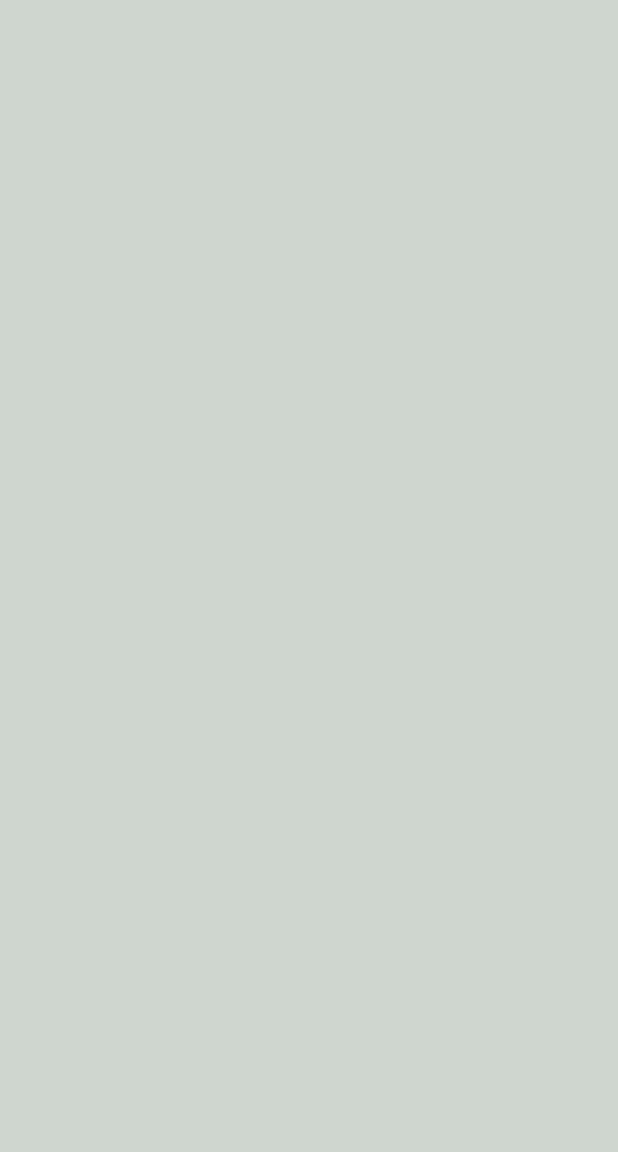
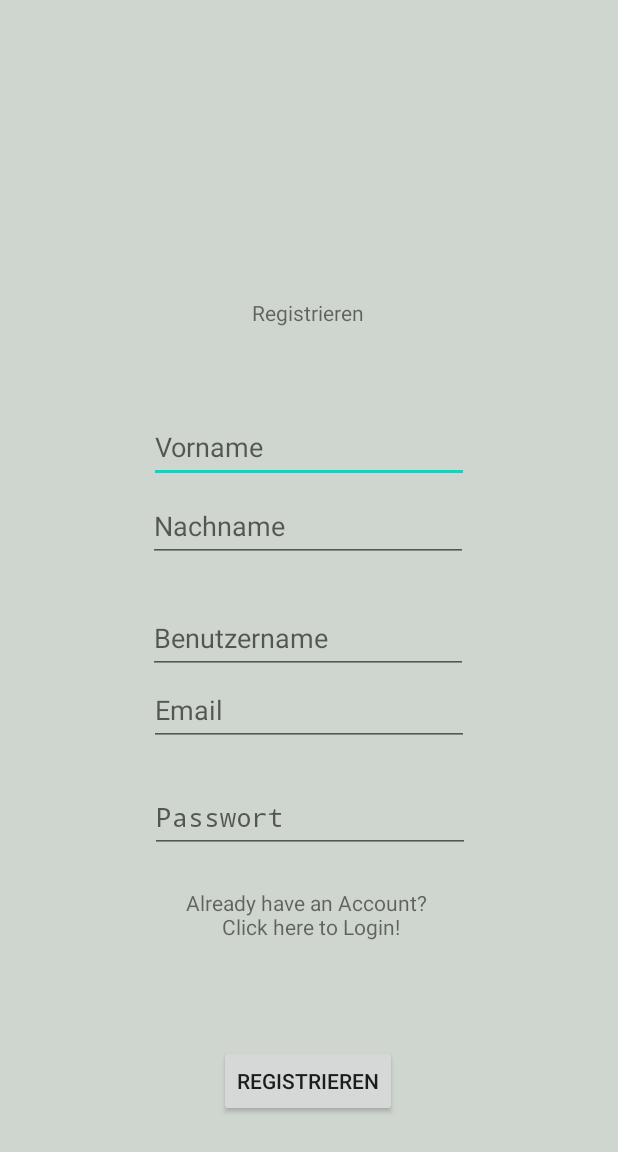
Before and after one commit to Juwls/haushaltsplaner_repo, an Android app: the Registrierung screen opened directly, with no data from a screen before it, on a phone screen of 412 x 824 dp. Before the commit the part shown is empty. Shown: the top 1152 px of the screen. Run offline under Robolectric (Android 15) with nearby library versions, the phone set to English and light mode, and no system bars; our stand-ins replace Volley.

Commit message:
added registration and login
localhost
TODO: setup remote webserver

```diff
--- a/app/build.gradle
+++ b/app/build.gradle
@@ -35,4 +35,5 @@ dependencies {
     testImplementation 'junit:junit:4.13.2'
     androidTestImplementation 'androidx.test.ext:junit:1.1.3'
     androidTestImplementation 'androidx.test.espresso:espresso-core:3.4.0'
+    implementation 'com.android.volley:volley:1.2.1'
 }
--- a/app/src/main/java/com/example/ha_pla/Registrierung.java
+++ b/app/src/main/java/com/example/ha_pla/Registrierung.java
@@ -1,15 +1,90 @@
 package com.example.ha_pla;
 
 import android.app.Activity;
+import android.content.Intent;
 import android.os.Bundle;
+import android.view.View;
+import android.widget.Button;
+import android.widget.EditText;
+import android.widget.TextView;
+import android.widget.Toast;
 
+import androidx.annotation.NonNull;
 import androidx.annotation.Nullable;
 
+import com.android.volley.AuthFailureError;
+import com.android.volley.Request;
+import com.android.volley.RequestQueue;
+import com.android.volley.Response;
+import com.android.volley.VolleyError;
+import com.android.volley.toolbox.StringRequest;
+import com.android.volley.toolbox.Volley;
+
+import java.util.HashMap;
+import java.util.Map;
+
 public class Registrierung extends Activity {
+    private EditText eTVorname, eTNachname, eTBenutzername, eTEmail, eTPasswort;
+    private TextView tVAlreadyRegistered;
+    private Button btnRegister;
+    private String URL = "http://10.0.2.2/android/registration.php";
+    private String vorname, nachname, benutzername, email, passwort;
+
+
     @Override
     protected void onCreate(@Nullable Bundle savedInstanceState) {
         super.onCreate(savedInstanceState);
+        setContentView(R.layout.registrierung);
+        eTVorname = findViewById(R.id.eTVorname);
+        eTNachname = findViewById(R.id.eTNachname);
+        eTBenutzername = findViewById(R.id.eTBenutzername);
+        eTEmail = findViewById(R.id.eTEmail);
+        eTPasswort = findViewById(R.id.eTPasswort);
+        tVAlreadyRegistered = findViewById(R.id.tVAlreadyRegistered);
+        btnRegister = findViewById(R.id.btnRegister);
+        vorname = nachname = benutzername = email = passwort = "";
+    }
 
-        setContentView(R.layout.registrierung);
+    public void save(View view) {
+        vorname = eTVorname.getText().toString().trim();
+        nachname = eTNachname.getText().toString().trim();
+        benutzername = eTBenutzername.getText().toString().trim();
+        email = eTEmail.getText().toString().trim();
+        passwort = eTPasswort.getText().toString().trim();
+
+        if(!vorname.equals("") && !nachname.equals("") && !benutzername.equals("") && !email.equals("") && !passwort.equals("")){
+            StringRequest stringRequest = new StringRequest(Request.Method.POST, URL, response -> {
+                if (response.equals("success")) {
+                    Toast.makeText(Registrierung.this, "registration successful", Toast.LENGTH_SHORT).show();
+                    btnRegister.setClickable(false);
+                }
+                else if (response.equals("failure")) {
+                    Toast.makeText(Registrierung.this, "registration failed", Toast.LENGTH_SHORT).show();
+                }
+            }, error -> Toast.makeText(getApplicationContext(), error.toString().trim(), Toast.LENGTH_SHORT).show()) {
+
+                @NonNull
+                @Override
+                protected Map<String, String> getParams() {
+                    Map<String, String> data = new HashMap<>();
+                    data.put("vorname", vorname);
+                    data.put("nachname", nachname);
+                    data.put("benutzername", benutzername);
+                    data.put("email", email);
+                    data.put("passwort", passwort);
+                    return data;
+                }
+            };
+            RequestQueue requestQueue = Volley.newRequestQueue(getApplicationContext());
+            requestQueue.add(stringRequest);
+        }else {
+            Toast.makeText(Registrierung.this, "Bitte alle Felder ausfuellen", Toast.LENGTH_SHORT).show();
+        }
+    }
+
+    public void LogIn (View view) {
+        Intent zeigeStart = new Intent(this, Login.class);
+        startActivity(zeigeStart);
+        finish();
     }
 }
--- a/app/src/main/res/layout/registrierung.xml
+++ b/app/src/main/res/layout/registrierung.xml
@@ -1,7 +1,123 @@
 <?xml version="1.0" encoding="utf-8"?>
 <androidx.constraintlayout.widget.ConstraintLayout xmlns:android="http://schemas.android.com/apk/res/android"
+    xmlns:app="http://schemas.android.com/apk/res-auto"
+
     android:layout_width="match_parent"
     android:layout_height="match_parent"
     android:background="#CFD6CF">
 
+    <TextView
+        android:id="@+id/tVRegistrieren"
+        android:layout_width="wrap_content"
+        android:layout_height="wrap_content"
+        android:text="@string/registrieren"
+        app:layout_constraintBottom_toBottomOf="parent"
+        app:layout_constraintEnd_toEndOf="parent"
+        app:layout_constraintHorizontal_bias="0.498"
+        app:layout_constraintStart_toStartOf="parent"
+        app:layout_constraintTop_toTopOf="parent"
+        app:layout_constraintVertical_bias="0.247" />
+
+    <EditText
+        android:id="@+id/eTVorname"
+        android:layout_width="wrap_content"
+        android:layout_height="wrap_content"
+        android:ems="10"
+        android:hint="@string/vorname"
+        android:inputType="textPersonName"
+        android:minHeight="48dp"
+        app:layout_constraintBottom_toBottomOf="parent"
+        app:layout_constraintEnd_toEndOf="parent"
+        app:layout_constraintHorizontal_bias="0.5"
+        app:layout_constraintStart_toStartOf="parent"
+        app:layout_constraintTop_toBottomOf="@+id/tVRegistrieren"
+        app:layout_constraintVertical_bias="0.1" />
+
+    <EditText
+        android:id="@+id/eTNachname"
+        android:layout_width="wrap_content"
+        android:layout_height="wrap_content"
+        android:ems="10"
+        android:hint="@string/nachname"
+        android:inputType="textPersonName"
+        android:minHeight="48dp"
+        app:layout_constraintBottom_toBottomOf="parent"
+        app:layout_constraintEnd_toEndOf="parent"
+        app:layout_constraintHorizontal_bias="0.497"
+        app:layout_constraintStart_toStartOf="parent"
+        app:layout_constraintTop_toBottomOf="@+id/eTVorname"
+        app:layout_constraintVertical_bias="0.01" />
+
+    <EditText
+        android:id="@+id/eTBenutzername"
+        android:layout_width="wrap_content"
+        android:layout_height="wrap_content"
+        android:layout_marginBottom="132dp"
+        android:ems="10"
+        android:hint="@string/benutzer"
+        android:inputType="textPersonName"
+        android:minHeight="48dp"
+        app:layout_constraintBottom_toBottomOf="parent"
+        app:layout_constraintEnd_toEndOf="parent"
+        app:layout_constraintHorizontal_bias="0.497"
+        app:layout_constraintStart_toStartOf="parent"
+        app:layout_constraintTop_toBottomOf="@+id/eTNachname"
+        app:layout_constraintVertical_bias="0.1" />
+
+    <EditText
+        android:id="@+id/eTEmail"
+        android:layout_width="wrap_content"
+        android:layout_height="wrap_content"
+        android:ems="10"
+        android:hint="@string/email"
+        android:inputType="textEmailAddress"
+        android:minHeight="48dp"
+        app:layout_constraintEnd_toEndOf="parent"
+        app:layout_constraintStart_toStartOf="parent"
+        app:layout_constraintTop_toBottomOf="@+id/eTBenutzername" />
+
+    <EditText
+        android:id="@+id/eTPasswort"
+        android:layout_width="wrap_content"
+        android:layout_height="wrap_content"
+        android:layout_marginBottom="48dp"
+        android:ems="10"
+        android:hint="@string/passwort"
+        android:inputType="textPassword"
+        android:minHeight="48dp"
+        app:layout_constraintBottom_toBottomOf="parent"
+        app:layout_constraintEnd_toEndOf="parent"
+        app:layout_constraintHorizontal_bias="0.502"
+        app:layout_constraintStart_toStartOf="parent"
+        app:layout_constraintTop_toBottomOf="@+id/eTEmail"
+        app:layout_constraintVertical_bias="0.1" />
+
+    <TextView
+        android:id="@+id/tVAlreadyRegistered"
+        android:layout_width="wrap_content"
+        android:layout_height="wrap_content"
+        android:lines="2"
+        android:onClick="LogIn"
+        android:text="@string/alreadyRegistered"
+        android:textAlignment="center"
+        app:layout_constraintBottom_toBottomOf="parent"
+        app:layout_constraintEnd_toEndOf="parent"
+        app:layout_constraintHorizontal_bias="0.497"
+        app:layout_constraintStart_toStartOf="parent"
+        app:layout_constraintTop_toBottomOf="@+id/eTPasswort"
+        app:layout_constraintVertical_bias="0.106" />
+
+    <Button
+        android:id="@+id/btnRegister"
+        android:layout_width="wrap_content"
+        android:layout_height="wrap_content"
+        android:text="@string/registrieren"
+        android:onClick="save"
+        app:layout_constraintBottom_toBottomOf="parent"
+        app:layout_constraintEnd_toEndOf="parent"
+        app:layout_constraintHorizontal_bias="0.498"
+        app:layout_constraintStart_toStartOf="parent"
+        app:layout_constraintTop_toBottomOf="@+id/tVAlreadyRegistered"
+        app:layout_constraintVertical_bias="0.466" />
+
 </androidx.constraintlayout.widget.ConstraintLayout>
--- a/app/src/main/res/values/strings.xml
+++ b/app/src/main/res/values/strings.xml
@@ -1,4 +1,4 @@
-<resources>
+    <resources>
     <string name="app_name">Ha-Pla</string>
     <string name="appName">HA-PLA</string>
     <string name="haushalt">Haushalt</string>
@@ -14,4 +14,8 @@
     <string name="passwort">Passwort</string>
     <string name="text_login">deinem persönlicher Haushaltsplaner</string>
     <string name="app_icon">App Icon</string>
-</resources>
+    <string name="vorname">Vorname</string>
+    <string name="nachname">Nachname</string>
+    <string name="email">Email</string>
+    <string name="alreadyRegistered">Already have an Account? \n Click here to Login!</string>
+    </resources>
--- /dev/null
+++ b/app/src/main/res/xml/network_security_config.xml
@@ -0,0 +1,4 @@
+<?xml version="1.0" encoding="utf-8"?>
+<network-security-config>
+    <base-config cleartextTrafficPermitted="true"/>
+</network-security-config>
```
Also changed, not shown: app/src/main/AndroidManifest.xml (+42 -29 lines), app/src/main/java/com/example/ha_pla/Login.java (+51 -4 lines), app/src/main/res/layout/login_layout.xml (+9 -9 lines).
